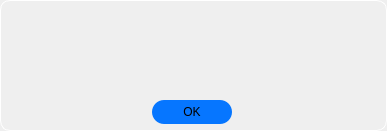
This is infodialog.ui in Reynardd/MoonMessenger_TheDebuggingDudes_1 as Qt 5 draws it before an edit. The edited form follows.
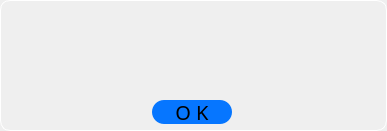
This is the edited form. Icons and pictures are not drawn.

Commit message: infodialog design edited

Diff of the .ui file:
```diff
--- a/infodialog.ui
+++ b/infodialog.ui
@@ -61,6 +61,13 @@
      <height>24</height>
     </rect>
    </property>
+   <property name="font">
+    <font>
+     <family>Kohinoor Bangla</family>
+     <pointsize>15</pointsize>
+     <bold>false</bold>
+    </font>
+   </property>
    <property name="styleSheet">
     <string notr="true">
 QPushButton {
@@ -82,7 +89,7 @@
 }</string>
    </property>
    <property name="text">
-    <string>OK</string>
+    <string>O K</string>
    </property>
   </widget>
   <widget class="QWidget" name="centralwidget" native="true">
```
Left out of the diff: 5 changed lines with no effect on the pictures. The commit also changes 1 other file.
